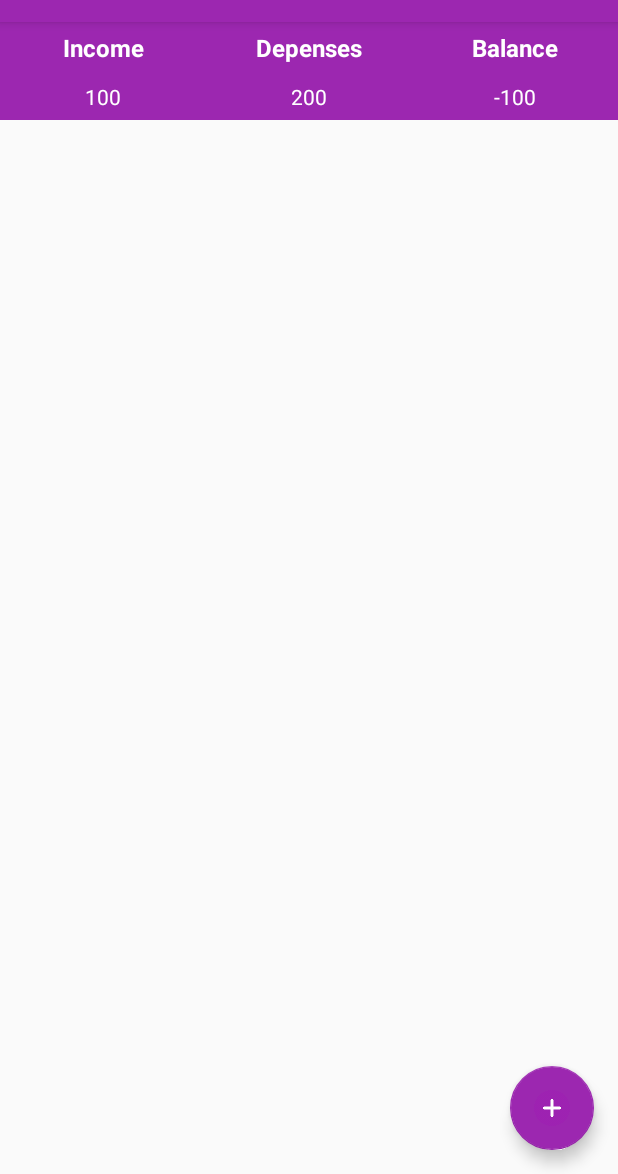
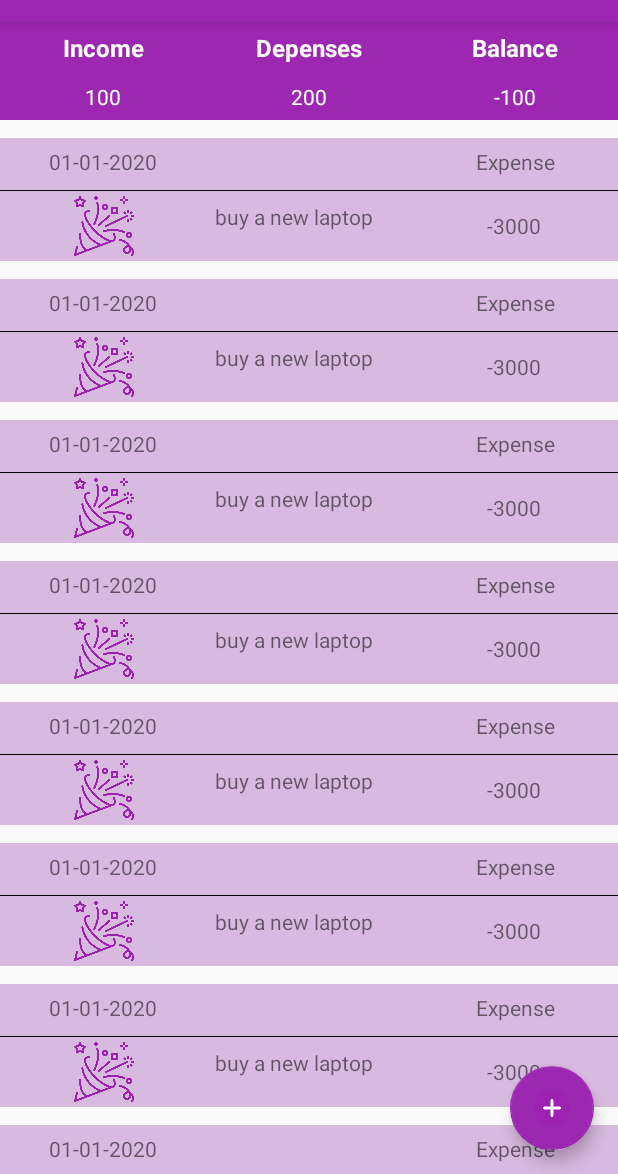
Before and after one commit to ranwang21/android_finance_record_app, an Android app: the screen it shows after launch (MainActivity), on a phone screen of 412 x 824 dp, the part 62-1236 px from its top. Run offline under Robolectric (Android 15) with nearby library versions, the phone set to English and light mode, and no system bars.

Commit message:
main ui finished

```diff
--- a/app/build.gradle
+++ b/app/build.gradle
@@ -24,6 +24,7 @@ dependencies {
     implementation 'androidx.appcompat:appcompat:1.0.2'
     implementation 'androidx.constraintlayout:constraintlayout:1.1.3'
     implementation 'com.google.android.material:material:1.0.0'
+    implementation 'androidx.legacy:legacy-support-v4:1.0.0'
     testImplementation 'junit:junit:4.12'
     androidTestImplementation 'androidx.test.ext:junit:1.1.0'
     androidTestImplementation 'androidx.test.espresso:espresso-core:3.1.1'
--- a/app/src/main/AndroidManifest.xml
+++ b/app/src/main/AndroidManifest.xml
@@ -8,8 +8,8 @@
         android:label="@string/app_name"
         android:roundIcon="@drawable/app_icon"
         android:supportsRtl="true"
-        android:theme="@style/AppTheme"
-        >
+        android:theme="@style/AppTheme">
+        <activity android:name=".AddNewActivity"></activity>
         <activity android:name=".MainActivity">
             <intent-filter>
                 <action android:name="android.intent.action.MAIN" />
--- a/app/src/main/java/com/example/myfinancials/MainActivity.java
+++ b/app/src/main/java/com/example/myfinancials/MainActivity.java
@@ -2,6 +2,7 @@ package com.example.myfinancials;
 
 import androidx.appcompat.app.AppCompatActivity;
 
+import android.content.Intent;
 import android.os.Bundle;
 import android.view.View;
 import android.view.Window;
@@ -12,6 +13,7 @@ import com.google.android.material.snackbar.Snackbar;
 
 
 public class MainActivity extends AppCompatActivity {
+    Intent intent;
 
     @Override
     protected void onCreate(Bundle savedInstanceState) {
@@ -24,8 +26,8 @@ public class MainActivity extends AppCompatActivity {
         fab.setOnClickListener(new View.OnClickListener() {
             @Override
             public void onClick(View view) {
-                Snackbar.make(view, "Replace with your own action", Snackbar.LENGTH_LONG)
-                        .setAction("Action", null).show();
+                intent = new Intent(view.getContext(), AddNewActivity.class);
+                startActivity(intent);
             }
         });
     }
--- a/app/src/main/res/layout/activity_main.xml
+++ b/app/src/main/res/layout/activity_main.xml
@@ -21,7 +21,7 @@
                 android:text="@string/income"
                 android:textAlignment="center"
                 android:textColor="#fff"
-                android:textSize="@dimen/main_header_title_fontsize"
+                android:textSize="@dimen/font_size_normal"
                 android:textStyle="bold" />
 
             <TextView
@@ -31,7 +31,7 @@
                 android:text="@string/depense"
                 android:textAlignment="center"
                 android:textColor="#fff"
-                android:textSize="@dimen/main_header_title_fontsize"
+                android:textSize="@dimen/font_size_normal"
                 android:textStyle="bold" />
 
             <TextView
@@ -41,7 +41,7 @@
                 android:text="@string/balance"
                 android:textAlignment="center"
                 android:textColor="#fff"
-                android:textSize="@dimen/main_header_title_fontsize"
+                android:textSize="@dimen/font_size_normal"
                 android:textStyle="bold" />
         </TableRow>
 
@@ -76,8 +76,7 @@
 
     <androidx.coordinatorlayout.widget.CoordinatorLayout
         android:layout_width="match_parent"
-        android:layout_height="match_parent"
-        >
+        android:layout_height="match_parent">
 
         <ScrollView
             android:layout_width="match_parent"
@@ -93,7 +92,50 @@
                 <include
                     layout="@layout/single_record"
                     android:layout_width="match_parent"
-                    android:layout_height="wrap_content" />
+                    android:layout_height="wrap_content"
+                    android:layout_marginTop="@dimen/record_margin" />
+
+                <include
+                    layout="@layout/single_record"
+                    android:layout_width="match_parent"
+                    android:layout_height="wrap_content"
+                    android:layout_marginTop="@dimen/record_margin" />
+
+                <include
+                    layout="@layout/single_record"
+                    android:layout_width="match_parent"
+                    android:layout_height="wrap_content"
+                    android:layout_marginTop="@dimen/record_margin" />
+
+                <include
+                    layout="@layout/single_record"
+                    android:layout_width="match_parent"
+                    android:layout_height="wrap_content"
+                    android:layout_marginTop="@dimen/record_margin" />
+
+                <include
+                    layout="@layout/single_record"
+                    android:layout_width="match_parent"
+                    android:layout_height="wrap_content"
+                    android:layout_marginTop="@dimen/record_margin" />
+
+                <include
+                    layout="@layout/single_record"
+                    android:layout_width="match_parent"
+                    android:layout_height="wrap_content"
+                    android:layout_marginTop="@dimen/record_margin" />
+
+                <include
+                    layout="@layout/single_record"
+                    android:layout_width="match_parent"
+                    android:layout_height="wrap_content"
+                    android:layout_marginTop="@dimen/record_margin" />
+
+                <include
+                    layout="@layout/single_record"
+                    android:layout_width="match_parent"
+                    android:layout_height="wrap_content"
+                    android:layout_marginTop="@dimen/record_margin" />
             </LinearLayout>
 
 
--- a/app/src/main/res/layout/single_record.xml
+++ b/app/src/main/res/layout/single_record.xml
@@ -1,10 +1,76 @@
-<?xml version="1.0" encoding="utf-8"?>
 <TableLayout xmlns:android="http://schemas.android.com/apk/res/android"
-    android:orientation="vertical" android:layout_width="match_parent"
-    android:layout_height="match_parent">
 
-    <TableRow>
+    android:layout_width="fill_parent"
+    android:layout_height="wrap_content"
+    android:background="@color/colorPrimaryDark"
+    android:gravity="center"
+    android:stretchColumns="0,1,2">
 
+    <TableRow
+        android:layout_width="fill_parent"
+        android:layout_height="0dp"
+        android:layout_weight="1">
+
+        <TextView
+            android:layout_width="0dp"
+            android:layout_column="0"
+            android:layout_weight="1"
+            android:padding="6dp"
+            android:text="01-01-2020"
+            android:textAlignment="center" />
+
+
+        <TextView
+            android:layout_width="0dp"
+            android:layout_column="2"
+            android:layout_weight="1"
+            android:padding="6dp"
+            android:text="Expense"
+            android:textAlignment="center" />
     </TableRow>
 
+    <!--    this tablerow is to draw a bottom border-->
+    <TableRow
+        android:layout_height="1px"
+        android:background="#000">
+
+        <TextView
+            android:layout_width="fill_parent"
+            android:layout_height="1px"
+            android:layout_span="2"
+            android:text=""/>
+    </TableRow>
+
+    <TableRow
+        android:layout_width="fill_parent"
+        android:layout_height="0dp"
+        android:layout_margin="1dp"
+        android:layout_weight="1">
+
+        <ImageView
+            android:layout_width="0dp"
+            android:layout_height="40dp"
+            android:layout_column="0"
+            android:layout_gravity="center"
+            android:layout_weight="1"
+            android:src="@drawable/category_entertainment" />
+
+        <TextView
+            android:layout_width="0dp"
+            android:layout_column="1"
+            android:layout_weight="1"
+            android:padding="6dp"
+            android:text="buy a new laptop"
+            android:textAlignment="inherit" />
+
+        <TextView
+            android:layout_width="0dp"
+            android:layout_column="2"
+            android:layout_gravity="center"
+            android:layout_weight="1"
+            android:padding="6dp"
+            android:text="-3000" />
+    </TableRow>
+
+
 </TableLayout>
--- a/app/src/main/res/values/colors.xml
+++ b/app/src/main/res/values/colors.xml
@@ -4,4 +4,6 @@
     <color name="colorPrimaryDark">#D8B9DF</color>
     <color name="colorPrimaryLight">#D8B9DF</color>
     <color name="colorAccent">#9C27B0</color>
+
+    <color name="black_overlay">#66000000</color>
 </resources>
--- a/app/src/main/res/values/dimensions.xml
+++ b/app/src/main/res/values/dimensions.xml
@@ -2,7 +2,7 @@
 <resources>
     <dimen name="fab_margin">16dp</dimen>
     <dimen name="main_header_padding">6dp</dimen>
-    <dimen name="main_header_title_fontsize">16sp</dimen>
+    <dimen name="font_size_normal">16sp</dimen>
     <dimen name="record_padding">6dp</dimen>
     <dimen name="record_margin">12dp</dimen>
 </resources>
--- a/app/src/main/res/values/strings.xml
+++ b/app/src/main/res/values/strings.xml
@@ -5,4 +5,8 @@
     <string name="depense">Depenses</string>
     <string name="balance">Balance</string>
 
+    <string name="title_activity_add_new">add_new</string>
+    <string name="dummy_button">Dummy Button</string>
+    <string name="dummy_content">DUMMY\nCONTENT</string>
+
 </resources>
```
Also changed, not shown: app/src/main/java/com/example/myfinancials/AddNewActivity.java (added, +19 -0 lines), app/src/main/res/layout/activity_add_new.xml (added, +47 -0 lines), app/src/main/res/values/attrs.xml (added, +12 -0 lines), app/src/main/res/values/styles.xml (+12 -0 lines).
